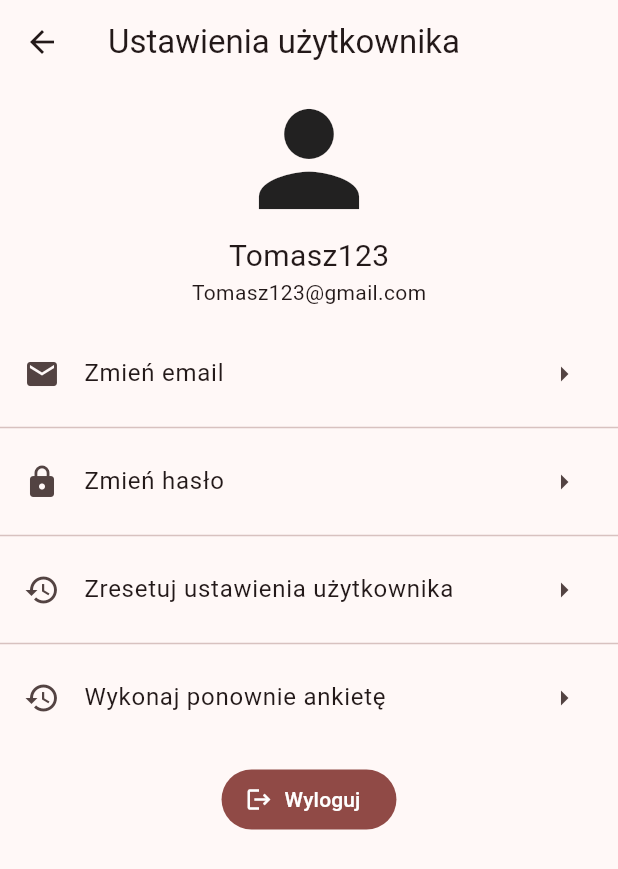
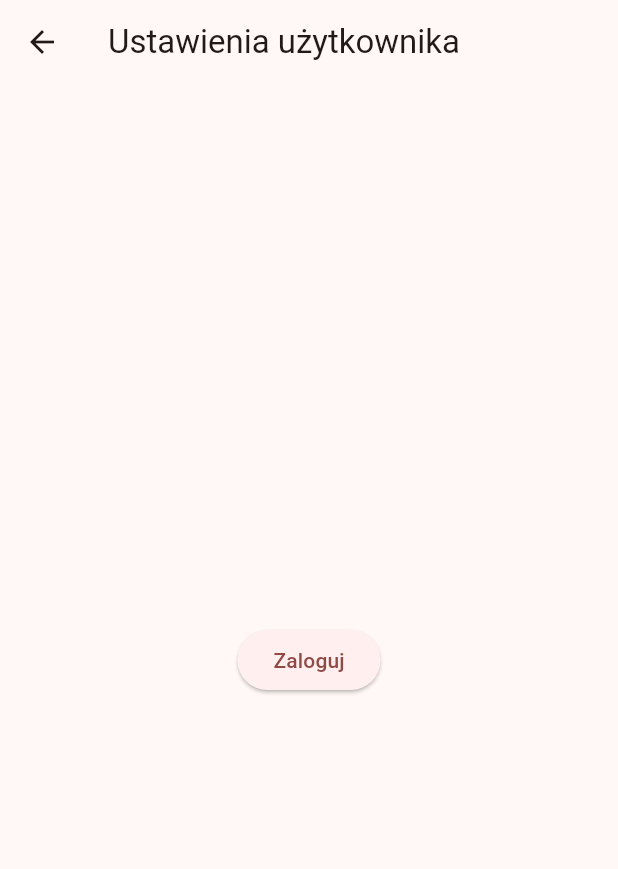
Before and after one commit to Domciotomcio/EkoMonitor, a Flutter app: the HomePage screen opened by its route, after a tap on "Ustawienia uzytkownika", on a phone screen of 412 x 824 dp. Shown: the top 869 px of the screen. Run offline on Flutter 3.47's test engine with Material 3 defaults, Android fonts, the light colour scheme and no system bars; our stand-ins replace flutter_riverpod.

Commit message:
move themes and login functions

```diff
--- a/src/mobile_app/ekomonitor/lib/main.dart
+++ b/src/mobile_app/ekomonitor/lib/main.dart
@@ -1,7 +1,10 @@
 import 'package:ekomonitor/data/weather-condition-description-list.dart';
+import 'package:ekomonitor/functions/logout_function.dart';
 import 'package:ekomonitor/models/weather-condition-description.dart';
 import 'package:ekomonitor/models/weather-condition-unit.dart';
+import 'package:ekomonitor/providers/theme_provider.dart';
 import 'package:ekomonitor/providers/user_provider.dart';
+import 'package:ekomonitor/themes/theme1.dart';
 import 'package:ekomonitor/views/developer-view.dart';
 import 'package:ekomonitor/views/login_view.dart';
 import 'package:ekomonitor/views/settings/weather-unit-setting-view.dart';
@@ -21,43 +24,6 @@
 void main() {
   runApp(const ProviderScope(child: MyApp()));
 }
-
-final ThemeData theme1 = ThemeData(
-  colorScheme: ColorScheme.fromSeed(
-    seedColor: const Color.fromARGB(255, 173, 52, 52),
-    brightness: Brightness.light,
-  ),
-  useMaterial3: true,
-);
-
-final ThemeData theme2 = ThemeData(
-  colorScheme: ColorScheme.fromSeed(
-    seedColor: const Color.fromARGB(255, 82, 68, 183),
-    brightness: Brightness.light,
-  ),
-  useMaterial3: true,
-);
-
-final ThemeData theme3 = ThemeData(
-  colorScheme: ColorScheme.fromSeed(
-    seedColor: const Color.fromARGB(255, 52, 173, 52),
-    brightness: Brightness.light,
-  ),
-  useMaterial3: true,
-);
-
-class ThemeNotifier extends StateNotifier<ThemeData> {
-  ThemeNotifier() : super(theme1);
-
-  void setTheme(ThemeData theme) {
-    state = theme;
-  }
-}
-
-final themeNotifierProvider =
-    StateNotifierProvider<ThemeNotifier, ThemeData>((ref) {
-  return ThemeNotifier();
-});
 
 const MAIN_TILE_CODE = 'rainy';
 
@@ -115,6 +81,7 @@
       //initialRoute: '/form',
       home: user == null ? LoginView() : HomePage(),
       routes: {
+        '/login': (context) => LoginView(),
         '/home': (context) => HomePage(),
         '/weather-settings': (context) => const WeatherSettingsView(),
         '/app-settings': (context) => const AppSettingsView(),
@@ -158,8 +125,22 @@
     return Scaffold(
       backgroundColor: Theme.of(context).colorScheme.surface,
       appBar: AppBar(
-        title: const Text('Witaj Developerze'),
+        title: ref.watch(userProvider) != null
+            ? Text('Witaj ${ref.watch(userProvider)!.name}')
+            : const Text('Witaj w aplikacji Ekomonitor'),
         actions: [
+          // user logged
+          if (ref.watch(userProvider) != null)
+            IconButton(
+              icon: const Icon(Icons.logout),
+              onPressed: () => logoutFunction(context, ref),
+            ),
+          if (ref.watch(userProvider) == null)
+            IconButton(
+              icon: const Icon(Icons.login),
+              onPressed: () => Navigator.pushNamed(context, '/login'),
+            ),
+
           IconButton(
             icon: const Icon(Icons.warning),
             onPressed: () {
--- a/src/mobile_app/ekomonitor/lib/views/settings/user-settings-view.dart
+++ b/src/mobile_app/ekomonitor/lib/views/settings/user-settings-view.dart
@@ -1,5 +1,6 @@
 import 'dart:developer';
 
+import 'package:ekomonitor/functions/logout_function.dart';
 import 'package:ekomonitor/providers/user_provider.dart';
 import 'package:flutter/material.dart';
 import 'package:flutter_riverpod/flutter_riverpod.dart';
@@ -9,6 +10,8 @@ class UserSettingsView extends ConsumerWidget {
 
   @override
   Widget build(BuildContext context, WidgetRef ref) {
+    final user = ref.watch(userProvider);
+
     return Scaffold(
       appBar: AppBar(
         title: const Text('Ustawienia użytkownika'),
@@ -16,7 +19,8 @@ class UserSettingsView extends ConsumerWidget {
       body: Container(
         width: double.infinity,
         height: double.infinity,
-        child: Column(
+        child: user != null
+            ? Column(
                 crossAxisAlignment: CrossAxisAlignment.center,
                 children: [
                   Icon(Icons.person, size: 100),
@@ -64,16 +68,18 @@ class UserSettingsView extends ConsumerWidget {
                   ),
                   SizedBox(height: 16),
                   FilledButton.icon(
-                onPressed: () {
-                  log('Logout');
-                  ref.read(userProvider.notifier).logout();
-
-                  Navigator.pushNamedAndRemoveUntil(
-                      context, '/home', (route) => false);
-                },
+                      onPressed: () => logoutFunction(context, ref),
                       label: Text("Wyloguj"),
                       icon: Icon(Icons.logout)),
                 ],
+              )
+            : Center(
+                child: ElevatedButton(
+                  onPressed: () {
+                    Navigator.of(context).pushReplacementNamed('/login');
+                  },
+                  child: const Text('Zaloguj'),
+                ),
               ),
       ),
     );
```
Also changed, not shown: src/mobile_app/ekomonitor/lib/functions/logout_function.dart (added, +14 -0 lines), src/mobile_app/ekomonitor/lib/notifiers/theme_notifier.dart (added, +11 -0 lines), src/mobile_app/ekomonitor/lib/providers/theme_provider.dart (added, +8 -0 lines), src/mobile_app/ekomonitor/lib/themes/theme1.dart (added, +9 -0 lines), src/mobile_app/ekomonitor/lib/themes/theme2.dart (added, +9 -0 lines), src/mobile_app/ekomonitor/lib/themes/theme3.dart (added, +9 -0 lines), src/mobile_app/ekomonitor/lib/views/login_view.dart (+6 -5 lines). Lines whose indentation alone changed are shown as unchanged.
